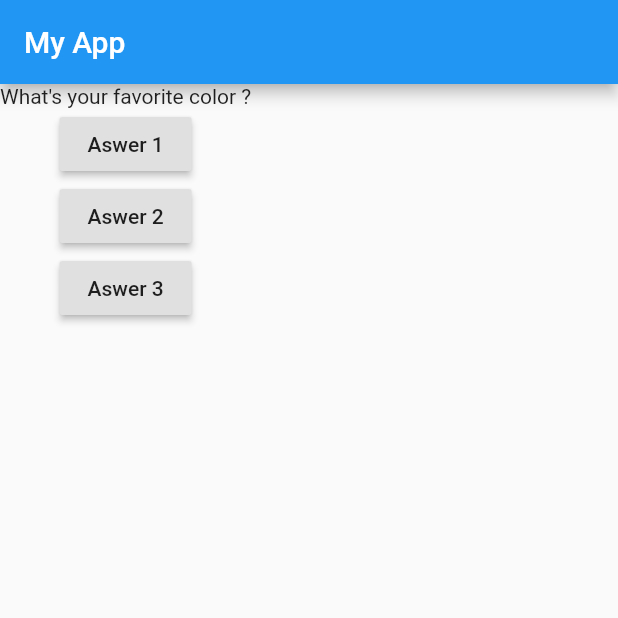
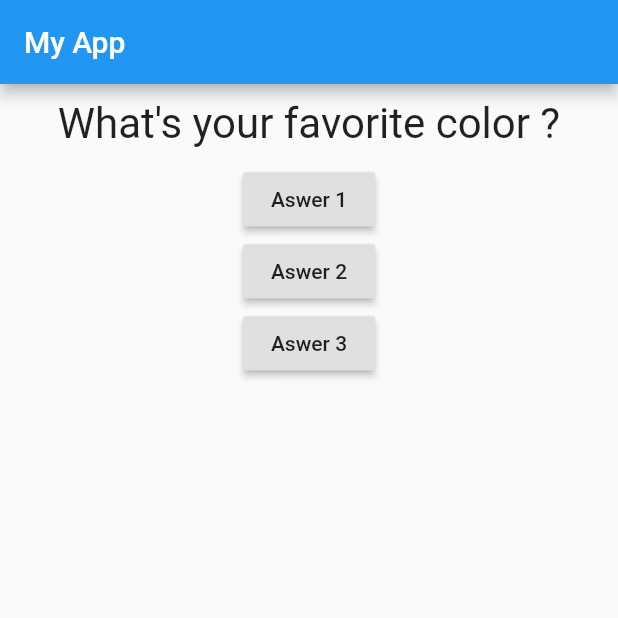
Before and after one commit to AnnaAlbuquerque/quiz_app, a Flutter app: the screen it shows after launch, on a phone screen of 412 x 824 dp, the top half of it. Run offline on Flutter 3.47's test engine with Material 2 defaults, Android fonts, the phone set to English and light mode, and no system bars.

Commit message:
Adding Style to Question Widget

```diff
--- a/lib/main.dart
+++ b/lib/main.dart
@@ -45,7 +45,7 @@ class _MyAppState extends State<MyApp> {
         ),
         body: Column(
           children: <Widget>[
-            Question(questions[_questionIndex]),
+            Question(questionText: questions[_questionIndex]),
             RaisedButton(
               child: Text('Aswer 1'),
               onPressed: _answerQuestion, //use just the name without parentheses
--- a/lib/question.dart
+++ b/lib/question.dart
@@ -1,14 +1,22 @@
 import 'package:flutter/material.dart';
 
 class Question extends StatelessWidget {
-
   final String questionText;
 
-  Question(this.questionText);
-
+  //Constructor -> it'll receive a String and place it in the app
+  Question({this.questionText});
 
   @override
   Widget build(BuildContext context) {
-    return Text(questionText);
+    return Container(
+        //The width will be equal to the width of the device
+        width: double.infinity,
+        margin: EdgeInsets.all(10),
+        child: Text(
+        questionText,
+        style: TextStyle(fontSize: 28),
+        textAlign: TextAlign.center,
+      )
+    );
   }
 }
```
